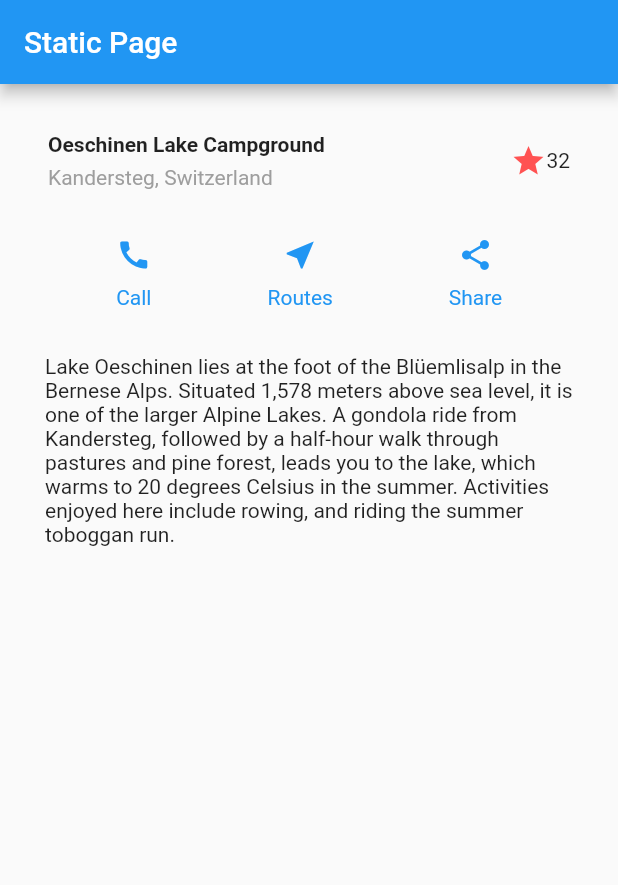
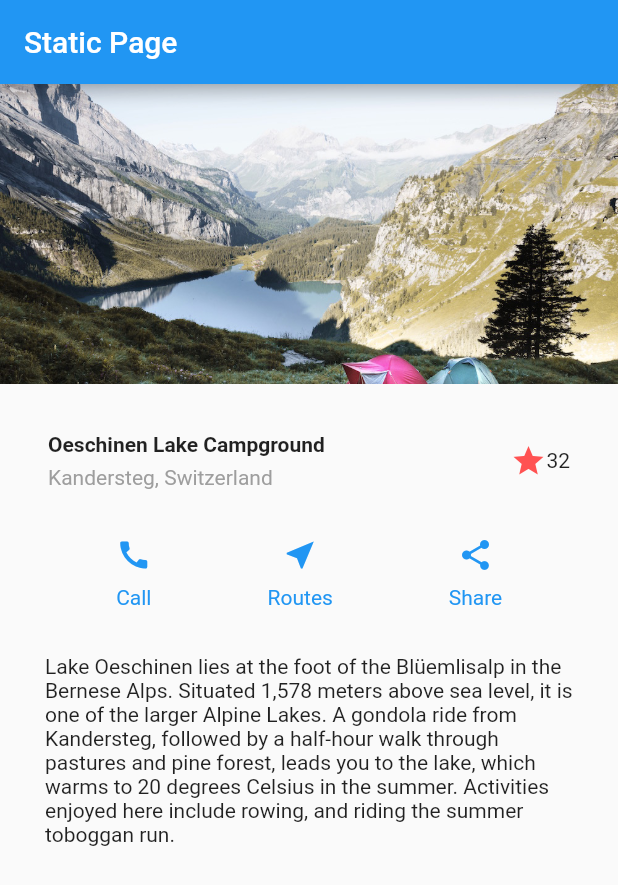
Before and after one commit to shuvamlal/Flutter-Examples, a Flutter app: the screen it shows after launch, on a phone screen of 412 x 824 dp. Shown: the top 885 px of the screen. Run offline on Flutter 3.47's test engine with Material 2 defaults, Android fonts, the phone set to English and light mode, and no system bars; our stand-ins replace shared_preferences.

Commit message:
image_section done

```diff
--- a/static_pages/lib/home_page.dart
+++ b/static_pages/lib/home_page.dart
@@ -1,13 +1,15 @@
 import 'package:flutter/material.dart';
 import 'package:static_pages/button_section.dart';
+import 'package:static_pages/image_section.dart';
 import 'package:static_pages/text_section.dart';
 import 'package:static_pages/title_section.dart';
 
 class HomePage extends StatelessWidget {
   @override
   Widget build(BuildContext context) {
-    return Column(
+    return ListView(
       children: [
+        ImageSection(),
         TitleSection(),
         ButtonSection(),
         TextSection()
--- /dev/null
+++ b/static_pages/lib/image_section.dart
@@ -0,0 +1,13 @@
+import 'package:flutter/material.dart';
+
+class ImageSection extends StatelessWidget {
+  @override
+  Widget build(BuildContext context) {
+    return Image.asset(
+      'images/lake.jpg',
+      height: 200,
+      width: 400,
+      fit: BoxFit.cover,
+    );
+  }
+}
--- a/static_pages/pubspec.yaml
+++ b/static_pages/pubspec.yaml
@@ -46,7 +46,7 @@ flutter:
 
   # To add assets to your application, add an assets section, like this:
   assets:
-    - images\lake.jpg
+    - images/lake.jpg
   #   - images/a_dot_burr.jpeg
   #   - images/a_dot_ham.jpeg
 
```
